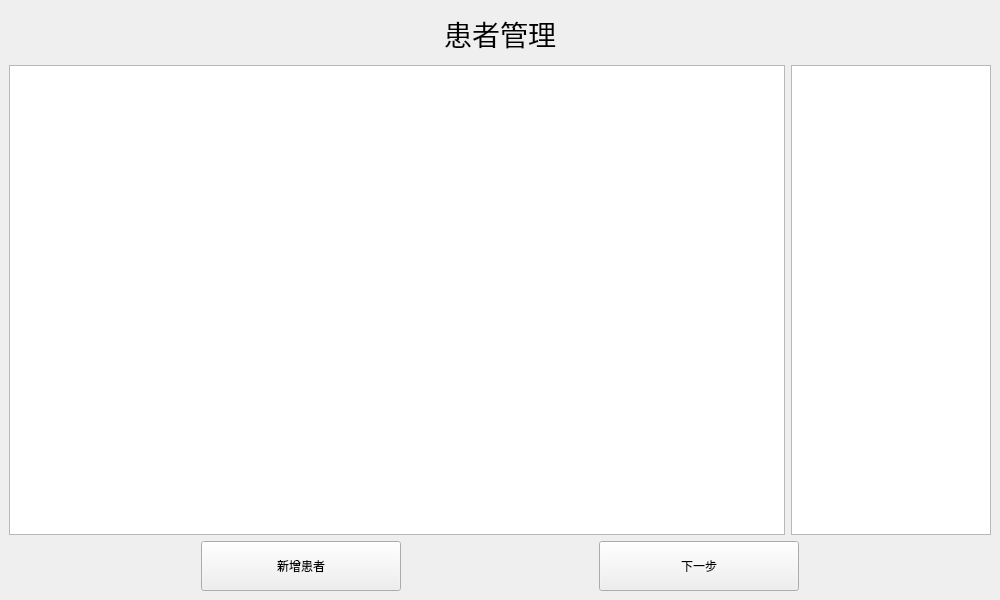
Old version of the form patientmanager.ui in the repository wangmeng08/BCI.
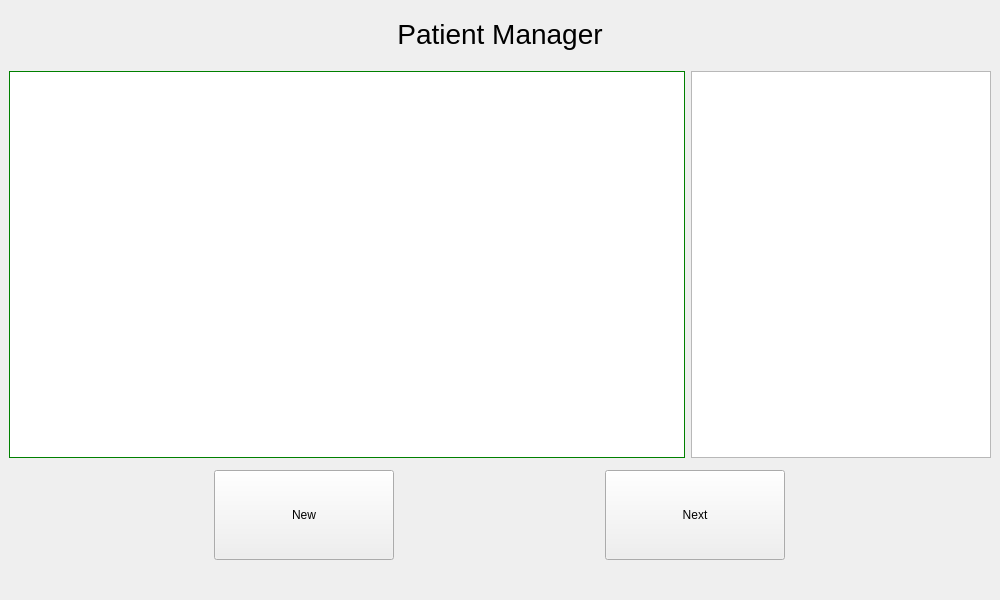
New version of the form.

Commit message: 添加每个患者的报告列表

What changed in the file:
```diff
--- a/patientmanager.ui
+++ b/patientmanager.ui
@@ -32,6 +32,12 @@
    <item>
     <widget class="QWidget" name="widget" native="true">
      <layout class="QVBoxLayout" name="verticalLayout_2">
+      <property name="spacing">
+       <number>12</number>
+      </property>
+      <property name="bottomMargin">
+       <number>0</number>
+      </property>
       <item>
        <widget class="QLabel" name="label">
         <property name="minimumSize">
@@ -50,7 +56,7 @@
          <string notr="true">font:28px;</string>
         </property>
         <property name="text">
-         <string>患者管理</string>
+         <string>Patient Manager</string>
         </property>
         <property name="alignment">
          <set>Qt::AlignCenter</set>
@@ -73,22 +79,31 @@
           <number>0</number>
          </property>
          <item>
-          <widget class="QTableWidget" name="tableInfo"/>
+          <widget class="QTableWidget" name="tableInfo">
+           <property name="styleSheet">
+            <string notr="true">#tableInfo{
+	border: 1px solid green;
+}</string>
+           </property>
+          </widget>
          </item>
          <item>
           <widget class="QListWidget" name="listReport">
            <property name="minimumSize">
             <size>
-             <width>200</width>
+             <width>300</width>
              <height>0</height>
             </size>
            </property>
            <property name="maximumSize">
             <size>
-             <width>200</width>
+             <width>300</width>
              <height>16777215</height>
             </size>
            </property>
+           <property name="spacing">
+            <number>0</number>
+           </property>
           </widget>
          </item>
         </layout>
@@ -99,13 +114,13 @@
         <property name="minimumSize">
          <size>
           <width>0</width>
-          <height>50</height>
+          <height>130</height>
          </size>
         </property>
         <property name="maximumSize">
          <size>
           <width>16777215</width>
-          <height>50</height>
+          <height>130</height>
          </size>
         </property>
         <layout class="QHBoxLayout" name="horizontalLayout_2">
@@ -119,43 +134,55 @@
           <number>0</number>
          </property>
          <property name="bottomMargin">
-          <number>0</number>
+          <number>40</number>
          </property>
          <item>
           <widget class="QPushButton" name="btnNew">
+           <property name="sizePolicy">
+            <sizepolicy hsizetype="Minimum" vsizetype="Preferred">
+             <horstretch>0</horstretch>
+             <verstretch>0</verstretch>
+            </sizepolicy>
+           </property>
            <property name="minimumSize">
             <size>
-             <width>200</width>
+             <width>180</width>
              <height>50</height>
             </size>
            </property>
            <property name="maximumSize">
             <size>
-             <width>200</width>
-             <height>50</height>
+             <width>180</width>
+             <height>90</height>
             </size>
            </property>
            <property name="text">
-            <string>新增患者</string>
+            <string>New</string>
            </property>
           </widget>
          </item>
          <item>
           <widget class="QPushButton" name="btnNext">
+           <property name="sizePolicy">
+            <sizepolicy hsizetype="Minimum" vsizetype="Preferred">
+             <horstretch>0</horstretch>
+             <verstretch>0</verstretch>
+            </sizepolicy>
+           </property>
            <property name="minimumSize">
             <size>
-             <width>200</width>
+             <width>180</width>
              <height>50</height>
             </size>
            </property>
            <property name="maximumSize">
             <size>
-             <width>200</width>
-             <height>50</height>
+             <width>180</width>
+             <height>90</height>
             </size>
            </property>
            <property name="text">
-            <string>下一步</string>
+            <string>Next</string>
            </property>
           </widget>
          </item>
```
The commit also changes 14 other files.
